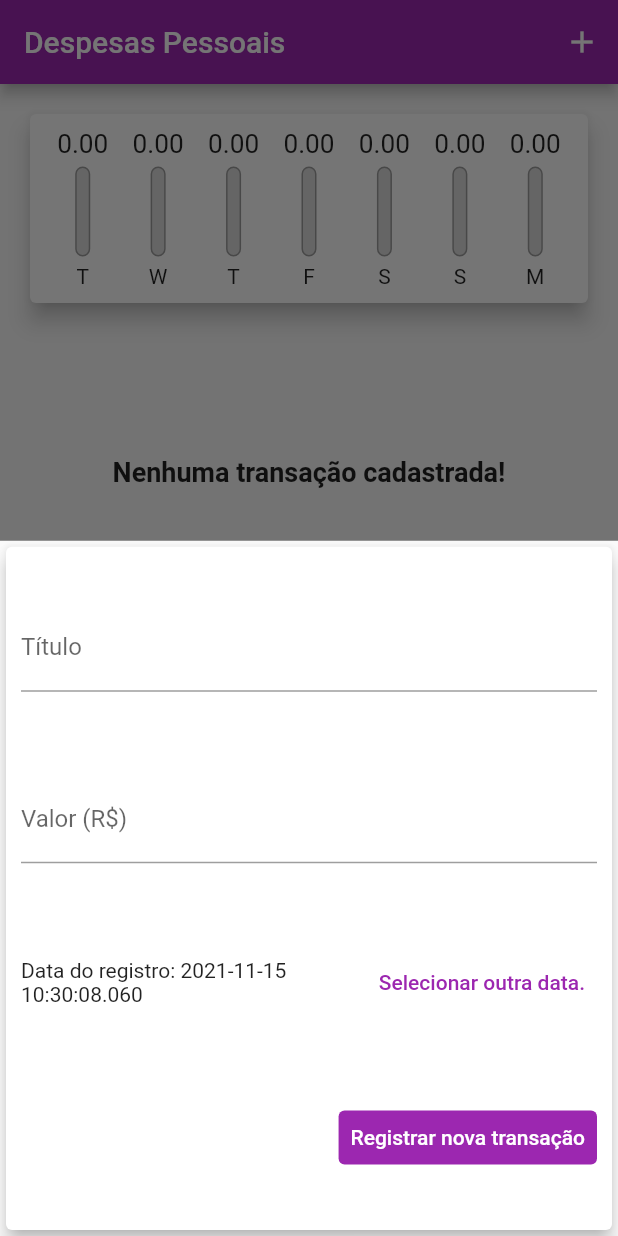
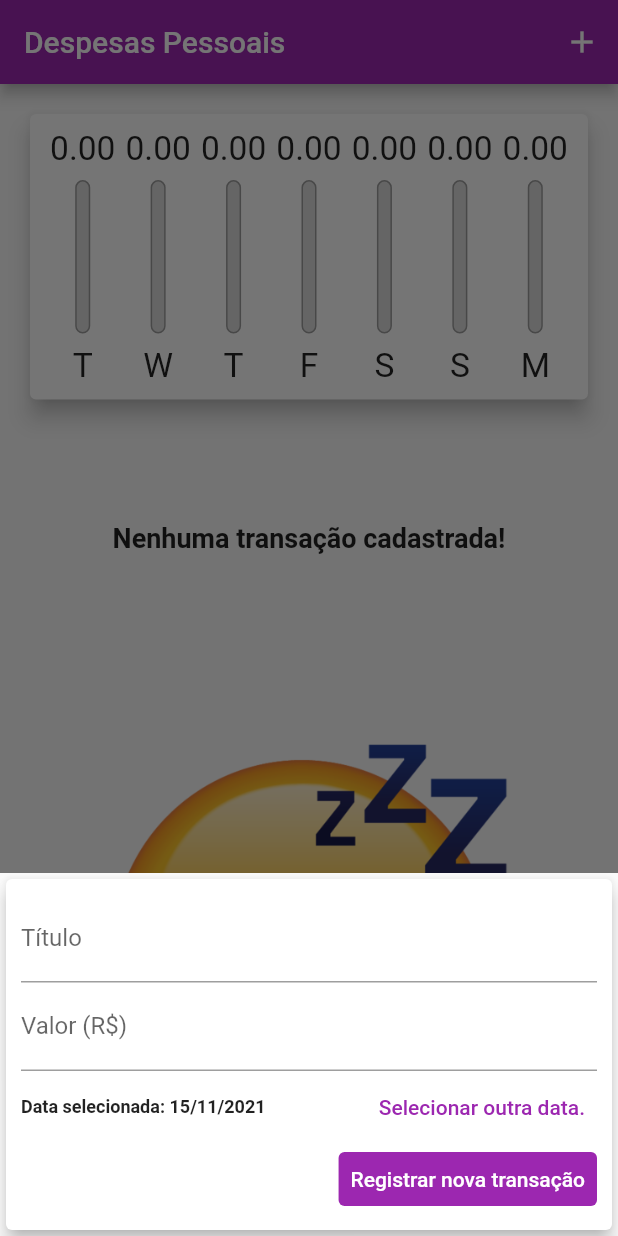
Before and after one commit to alisson-araujo/expenses, a Flutter app: the screen it shows after launch, after a tap on the "add" icon, on a phone screen of 412 x 824 dp. Run offline on Flutter 3.47's test engine with Material 2 defaults, Android fonts, the phone set to English and light mode, and no system bars.

Commit message:
implentação de responsividade

```diff
--- a/lib/components/chart.dart
+++ b/lib/components/chart.dart
@@ -6,7 +6,7 @@ import './chart_bar.dart';
 class Chart extends StatelessWidget {
   final List<Transaction> recentTransaction;
 
-  Chart(this.recentTransaction);
+  const Chart(this.recentTransaction, {Key? key}) : super(key: key);
 
   List<Map<String, Object>> get groupedTransactions {
     return List.generate(7, (index) {
--- a/lib/components/chart_bar.dart
+++ b/lib/components/chart_bar.dart
@@ -5,21 +5,22 @@ class ChartBar extends StatelessWidget {
   final double? value;
   final double? percentage;
 
-  ChartBar({this.label, this.value, this.percentage});
+  const ChartBar({Key? key, this.label, this.value, this.percentage}) : super(key: key);
 
   @override
   Widget build(BuildContext context) {
+    return LayoutBuilder(builder: (ctx, constraints) {
       return Column(
         children: <Widget>[
           SizedBox(
-          height: 20,
+            height: constraints.maxHeight * 0.15,
             child: FittedBox(
               child: Text('${value?.toStringAsFixed(2)}'),
             ),
           ),
-        const SizedBox(height: 5),
+          SizedBox(height: constraints.maxHeight * 0.05),
           SizedBox(
-          height: 60,
+            height: constraints.maxHeight * 0.6,
             width: 10,
             child: Stack(
               alignment: Alignment.bottomCenter,
@@ -46,9 +47,15 @@ class ChartBar extends StatelessWidget {
               ],
             ),
           ),
-        const SizedBox(height: 5),
-        Text(label.toString()),
+          SizedBox(height: constraints.maxHeight * 0.05),
+          SizedBox(
+            height: constraints.maxHeight * 0.15,
+            child: FittedBox(
+              child: Text(label.toString()),
+            ),
+          ),
         ],
       );
+    });
   }
 }
--- a/lib/components/transactions_form.dart
+++ b/lib/components/transactions_form.dart
@@ -4,7 +4,7 @@ import 'package:intl/intl.dart';
 class TransactionForm extends StatefulWidget {
   final void Function(String, double, DateTime) onSubmit;
 
-  TransactionForm(this.onSubmit);
+  const TransactionForm(this.onSubmit, {Key? key}) : super(key: key);
 
   @override
   _TransactionFormState createState() => _TransactionFormState();
@@ -44,10 +44,16 @@ class _TransactionFormState extends State<TransactionForm> {
 
   @override
   Widget build(BuildContext context) {
-    return Card(
+    return SingleChildScrollView(
+      child: Card(
         elevation: 5,
         child: Padding(
-        padding: const EdgeInsets.all(10),
+          padding: EdgeInsets.only(
+            top: 10,
+            right: 10,
+            left: 10,
+            bottom: 10 + MediaQuery.of(context).viewInsets.bottom,
+          ),
           child: Column(
             mainAxisAlignment: MainAxisAlignment.spaceAround,
             children: <Widget>[
@@ -68,13 +74,15 @@ class _TransactionFormState extends State<TransactionForm> {
                 ),
               ),
               Row(
-              mainAxisAlignment: MainAxisAlignment.start,
                 children: [
                   Expanded(
                     child: Text(
-                    _selectedDate == DateTime.now()
-                        ? 'Data do registro: ${DateTime.now()}'
-                        : 'Data do registro: ${DateFormat('dd/MM/y').format(_selectedDate)}',
+                      'Data selecionada: ' +
+                          DateFormat('dd/MM/y').format(_selectedDate),
+                      style: const TextStyle(
+                        fontSize: 12,
+                        fontWeight: FontWeight.bold,
+                      ),
                     ),
                   ),
                   TextButton(
@@ -101,6 +109,7 @@ class _TransactionFormState extends State<TransactionForm> {
             ],
           ),
         ),
+      ),
     );
   }
 }
--- a/lib/components/transactions_list.dart
+++ b/lib/components/transactions_list.dart
@@ -6,14 +6,15 @@ class TransactionList extends StatelessWidget {
   final List<Transaction> transactions;
   final void Function(String) onRemove;
 
-  TransactionList(this.transactions, this.onRemove);
+  const TransactionList(this.transactions, this.onRemove, {Key? key}) : super(key: key);
 
   @override
   Widget build(BuildContext context) {
     return SizedBox(
       height: 450,
       child: transactions.isEmpty
-          ? Column(
+          ? LayoutBuilder(builder: (ctx, constraints) {
+              return Column(
                 mainAxisAlignment: MainAxisAlignment.spaceAround,
                 children: [
                   const Text(
@@ -24,14 +25,15 @@ class TransactionList extends StatelessWidget {
                     ),
                   ),
                   SizedBox(
-                  height: 100,
+                    height: constraints.maxHeight * 0.5,
                     child: Image.asset(
                       'lib/assets/images/sleep.png',
                       fit: BoxFit.cover,
                     ),
                   ),
                 ],
-            )
+              );
+            })
           : ListView.builder(
               itemCount: transactions.length,
               itemBuilder: (ctx, index) {
@@ -63,7 +65,21 @@ class TransactionList extends StatelessWidget {
                     subtitle: Text(
                       DateFormat('d MMM y').format(tr.date),
                     ),
-                    trailing: IconButton(
+                    trailing: MediaQuery.of(context).size.width > 480
+                        ? TextButton.icon(
+                            onPressed: () => onRemove(tr.id),
+                            label: Text(
+                              'Excluir',
+                              style: TextStyle(
+                                color: Theme.of(context).errorColor,
+                              ),
+                            ),
+                            icon: Icon(
+                              Icons.delete,
+                              color: Theme.of(context).errorColor,
+                            ),
+                          )
+                        : IconButton(
                             icon: const Icon(Icons.delete),
                             color: Theme.of(context).errorColor,
                             onPressed: () => onRemove(tr.id),
--- a/lib/main.dart
+++ b/lib/main.dart
@@ -6,13 +6,15 @@ import './components/transactions_list.dart';
 import './components/chart.dart';
 import 'models/transaction.dart';
 
-main() => runApp(ExpensesApp());
+main() => runApp(const ExpensesApp());
 
 class ExpensesApp extends StatelessWidget {
+  const ExpensesApp({Key? key}) : super(key: key);
+
   @override
   Widget build(BuildContext context) {
     return MaterialApp(
-      home: MyHomePage(),
+      home: const MyHomePage(),
       theme: ThemeData(
         primarySwatch: Colors.purple,
       ),
@@ -21,12 +23,15 @@ class ExpensesApp extends StatelessWidget {
 }
 
 class MyHomePage extends StatefulWidget {
+  const MyHomePage({Key? key}) : super(key: key);
+
   @override
   _MyHomePageState createState() => _MyHomePageState();
 }
 
 class _MyHomePageState extends State<MyHomePage> {
   final List<Transaction> _transactions = [];
+  bool _showChart = false;
 
   List<Transaction> get _recentTransactions {
     return _transactions.where((tr) {
@@ -68,22 +73,62 @@ class _MyHomePageState extends State<MyHomePage> {
 
   @override
   Widget build(BuildContext context) {
-    return Scaffold(
-      appBar: AppBar(
+    final mediaQuery = MediaQuery.of(context);
+    bool isLandscape = mediaQuery.orientation == Orientation.landscape;
+
+    final appBar = AppBar(
       title: const Text('Despesas Pessoais'),
       actions: <Widget>[
+        if (isLandscape)
+          IconButton(
+            icon: Icon(_showChart ? Icons.list : Icons.show_chart),
+            onPressed: () {
+              setState(() {
+                _showChart = !_showChart;
+              });
+            },
+          ),
         IconButton(
           icon: const Icon(Icons.add),
           onPressed: () => _openTransactionFormModal(context),
         ),
       ],
-      ),
+    );
+    final availableHeight = mediaQuery.size.height -
+        appBar.preferredSize.height -
+        mediaQuery.padding.top;
+
+    return Scaffold(
+      appBar: appBar,
       body: SingleChildScrollView(
         child: Column(
           crossAxisAlignment: CrossAxisAlignment.stretch,
           children: <Widget>[
-            Chart(_recentTransactions),
-            TransactionList(_transactions, _deleteTransaction),
+            //if (isLandscape)
+            // Row(
+            //   mainAxisAlignment: MainAxisAlignment.center,
+            //   children: <Widget>[
+            //     Text('Exibir Gráfico'),
+            //     Switch(
+            //       value: _showChart,
+            //       onChanged: (value) {
+            //         setState(() {
+            //           _showChart = value;
+            //         });
+            //       },
+            //     ),
+            //   ],
+            // ),
+            if (_showChart || !isLandscape)
+              SizedBox(
+                height: availableHeight * (isLandscape ? 0.7 : 0.3),
+                child: Chart(_recentTransactions),
+              ),
+            if (!_showChart || !isLandscape)
+              SizedBox(
+                height: availableHeight * 0.70,
+                child: TransactionList(_transactions, _deleteTransaction),
+              ),
           ],
         ),
       ),
```
Lines whose indentation alone changed are shown as unchanged.
